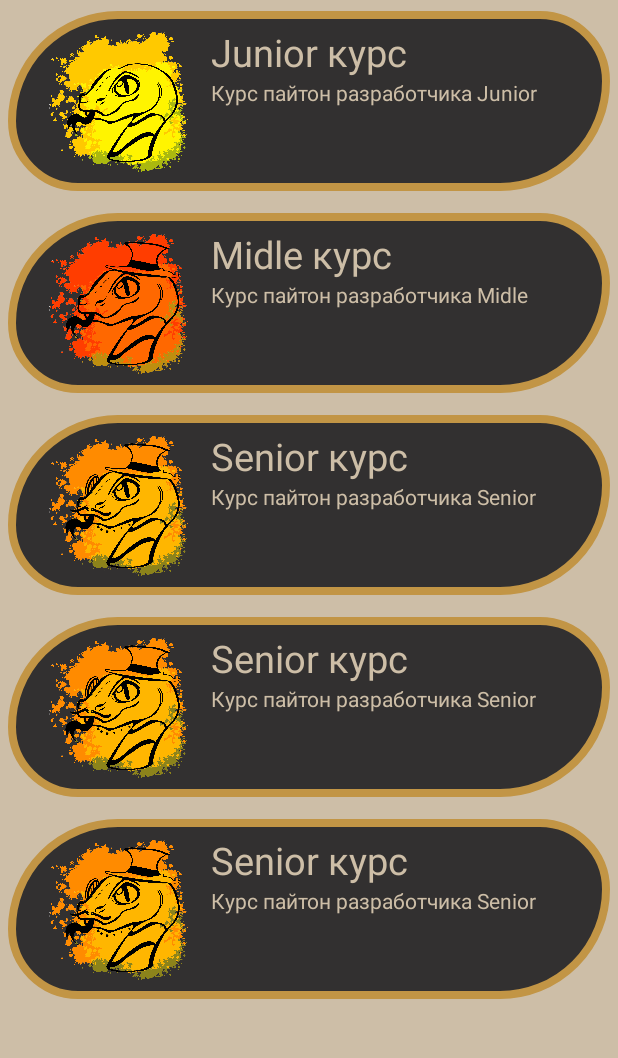
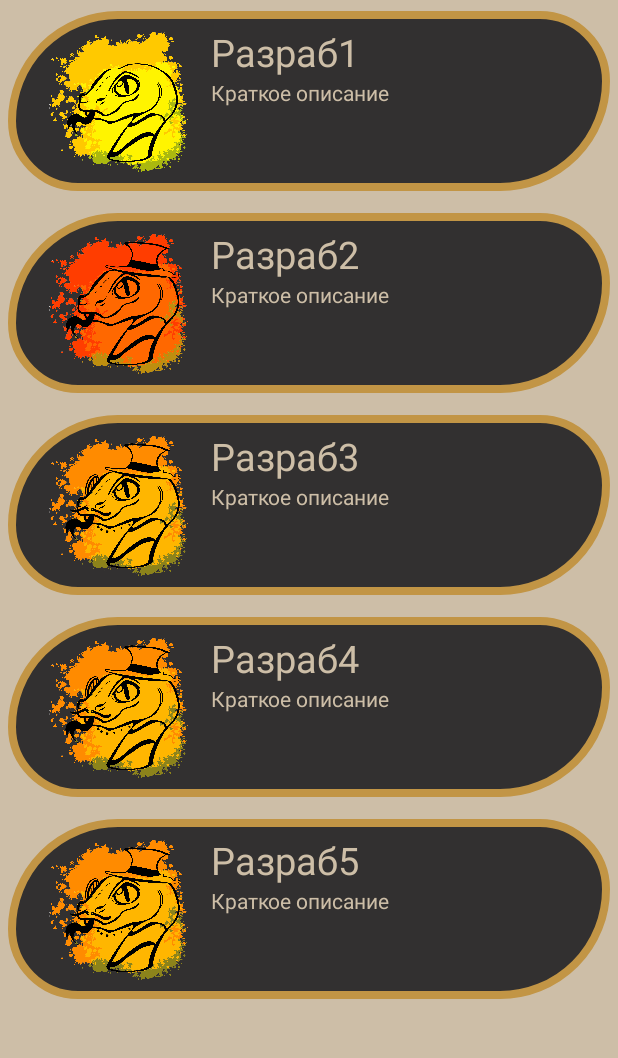
Before and after one commit to Sineva839/competition_application, an Android app: the screen it shows after launch (coursesActivity), after a tap on "Junior курс", on a phone screen of 412 x 824 dp, the part 96-1154 px from its top. Run offline under Robolectric (Android 15) with nearby library versions, the phone set to English and light mode, and no system bars; Roboto replaces fonts that are not available here.

Commit message:
Полная перепись программы

```diff
--- a/app/src/main/java/com/example/competition_application/ItemCls.kt
+++ b/app/src/main/java/com/example/competition_application/ItemCls.kt
@@ -1,5 +1,6 @@
 package com.example.competition_application
 
-class ItemCls(arrayList: ArrayList<ArrayList<String>>) {
-
+class ItemCls(id: Int, title: String , desk: String, main_desc: String , task: String) {
+    val title : String = title
+    val desk  = desk
 }
--- a/app/src/main/java/com/example/competition_application/MainActivity.kt
+++ b/app/src/main/java/com/example/competition_application/MainActivity.kt
@@ -27,6 +27,9 @@ class MainActivity : AppCompatActivity() {
             editor.apply()
         }
 
+        val paidOn = intent.getStringExtra("paid")
+
+
         val jun_course: LinearLayout = findViewById(R.id.cours1)
         jun_course.alpha = DBAcc.getFloat("id1",0.5f)
         val mid_course: LinearLayout = findViewById(R.id.cours2)
@@ -34,50 +37,57 @@ class MainActivity : AppCompatActivity() {
         val sen_course: LinearLayout = findViewById(R.id.cours3)
         sen_course.alpha = DBAcc.getFloat("id3",0.5f)
 
-        val course1 = arrayListOf<String>("Начало верстки","Вы научитись верстать","simple_pit")
-        val course2 = arrayListOf<String>("Изучаем ООП","Вы поймете что такое ООП","simple_pit")
-        val course3 = arrayListOf<String>("Делаем первый проект","Вы научитись проектированию","simple_pit")
-        val course4 = arrayListOf<String>("Почти конец","Вы научитись терпеть конец обработки","simple_pit")
-        val course5 = arrayListOf<String>("Конец страданий","Вы научитись пушить в мастер без комитов","simple_pit")
+        val listItems1 = arrayListOf<ItemCls>()
+        listItems1.add(ItemCls(1,"Разраб1","Краткое описание","большое описание","задание"))
+        listItems1.add(ItemCls(2,"Разраб2","Краткое описание","большое описание","задание"))
+        listItems1.add(ItemCls(3,"Разраб3","Краткое описание","большое описание","задание"))
+        listItems1.add(ItemCls(4,"Разраб4","Краткое описание","большое описание","задание"))
+        listItems1.add(ItemCls(5,"Разраб5","Краткое описание","большое описание","задание"))
 
-        val list = arrayListOf<ArrayList<String>>(course1,course2,course3,course4,course5)
+        val listItems2 = arrayListOf<ItemCls>()
+        listItems1.add(ItemCls(1,"Разраб1","Краткое описание","большое описание","задание"))
+        listItems1.add(ItemCls(2,"Разраб2","Краткое описание","большое описание","задание"))
+        listItems1.add(ItemCls(3,"Разраб3","Краткое описание","большое описание","задание"))
+        listItems1.add(ItemCls(4,"Разраб4","Краткое описание","большое описание","задание"))
+        listItems1.add(ItemCls(5,"Разраб5","Краткое описание","большое описание","задание"))
 
-        val course1a = arrayListOf<String>("Начало верстки","Вы научитись верстать","midle_pit")
-        val course2a = arrayListOf<String>("Изучаем ООП","Вы поймете что такое ООП","senior_pit")
-        val course3a = arrayListOf<String>("Делаем первый проект","Вы научитись проектированию","midle_pit")
-        val course4a = arrayListOf<String>("Почти конец","Вы научитись терпеть конец обработки","senior_pit")
-        val course5a = arrayListOf<String>("Конец страданий","Вы научитись пушить в мастер без комитов","senior_pit")
+        val titleList = arrayOf<String>("Разраб1","Разраб2","Разраб3","Разраб4","Разраб5",)
+        val descriptionList = arrayOf<String>("Краткое описание","Краткое описание","Краткое описание","Краткое описание","Краткое описание",)
 
-        val list_a = arrayListOf<ArrayList<String>>(course1a,course2a,course3a,course4a,course5a)
 
         jun_course.setOnClickListener(){
             if(jun_course.alpha == 1f){
                 val form = Intent(this, coursesActivity::class.java)
-                form.putExtra("jun",list)
+                form.putExtra("set_list_title",titleList)
+                form.putExtra("set_list_desc",descriptionList)
                 this.startActivity(form)
-            }else {
-                val an_form = Intent(this, buy_Activity::class.java)
-                this.startActivity(an_form)
+            }else{
+                val form = Intent(this, buy_Activity::class.java)
+                form.putExtra("setlist",listItems1)
+                this.startActivity(form)
             }
+
         }
         mid_course.setOnClickListener(){
-            if(jun_course.alpha == 1f){
+            if(mid_course.alpha == 1f){
                 val form = Intent(this, coursesActivity::class.java)
-                form.putExtra("mid",list_a)
+                form.putExtra("setlist",listItems2)
                 this.startActivity(form)
-            }else {
-                val an_form = Intent(this, buy_Activity::class.java)
-                this.startActivity(an_form)
+            }else{
+                val form = Intent(this, buy_Activity::class.java)
+                form.putExtra("setlist",listItems2)
+                this.startActivity(form)
             }
         }
         sen_course.setOnClickListener(){
-            if(jun_course.alpha == 1f){
+            if(sen_course.alpha == 1f){
                 val form = Intent(this, coursesActivity::class.java)
-                form.putExtra("sen",list_a)
+                form.putExtra("setlist",listItems2)
                 this.startActivity(form)
-            }else {
-                val an_form = Intent(this, buy_Activity::class.java)
-                this.startActivity(an_form)
+            }else{
+                val form = Intent(this, buy_Activity::class.java)
+                form.putExtra("setlist",listItems2)
+                this.startActivity(form)
             }
         }
 
--- a/app/src/main/java/com/example/competition_application/coursesActivity.kt
+++ b/app/src/main/java/com/example/competition_application/coursesActivity.kt
@@ -11,26 +11,41 @@ class coursesActivity : AppCompatActivity() {
         super.onCreate(savedInstanceState)
         setContentView(R.layout.activity_courses)
 
-        val ico = findViewById<ImageView>(R.id.ico1)
+        //val ico = findViewById<ImageView>(R.id.ico1)
         val title = findViewById<TextView>(R.id.title1)
         val desc = findViewById<TextView>(R.id.description1)
 
-        val ico2 = findViewById<ImageView>(R.id.ico2)
+        //val ico2 = findViewById<ImageView>(R.id.ico2)
         val title2 = findViewById<TextView>(R.id.title2)
         val desc2 = findViewById<TextView>(R.id.description2)
 
-        val ico3 = findViewById<ImageView>(R.id.ico3)
+        //val ico3 = findViewById<ImageView>(R.id.ico3)
         val title3= findViewById<TextView>(R.id.title3)
         val desc3 = findViewById<TextView>(R.id.description3)
 
-        val ico4 = findViewById<ImageView>(R.id.ico4)
+       // val ico4 = findViewById<ImageView>(R.id.ico4)
         val title4 = findViewById<TextView>(R.id.title4)
         val desc4 = findViewById<TextView>(R.id.description4)
 
-        val ico5 = findViewById<ImageView>(R.id.ico5)
+       // val ico5 = findViewById<ImageView>(R.id.ico5)
         val title5 = findViewById<TextView>(R.id.title5)
         val desc5 = findViewById<TextView>(R.id.description5)
 
+        val title_item = intent.getStringArrayExtra("set_list_title")
+
+        title.text = title_item?.get(0).toString()
+        title2.text = title_item?.get(1).toString()
+        title3.text = title_item?.get(2).toString()
+        title4.text = title_item?.get(3).toString()
+        title5.text = title_item?.get(4).toString()
+
+        val desc_item = intent.getStringArrayExtra("set_list_desc")
+
+        desc.text = desc_item?.get(0).toString()
+        desc2.text = desc_item?.get(0).toString()
+        desc3.text = desc_item?.get(0).toString()
+        desc4.text = desc_item?.get(0).toString()
+        desc5.text = desc_item?.get(0).toString()
 
     }
 }
--- a/app/src/main/res/layout/activity_card_paid.xml
+++ b/app/src/main/res/layout/activity_card_paid.xml
@@ -59,7 +59,7 @@
         android:inputType="number" />
 
     <Button
-        android:id="@+id/button2"
+        android:id="@+id/paid_main_button"
         android:layout_width="match_parent"
         android:layout_height="wrap_content"
         android:layout_marginTop="40dp"
```
Also changed, not shown: app/src/main/java/com/example/competition_application/card_paid_Activity.kt (+13 -1 lines).
